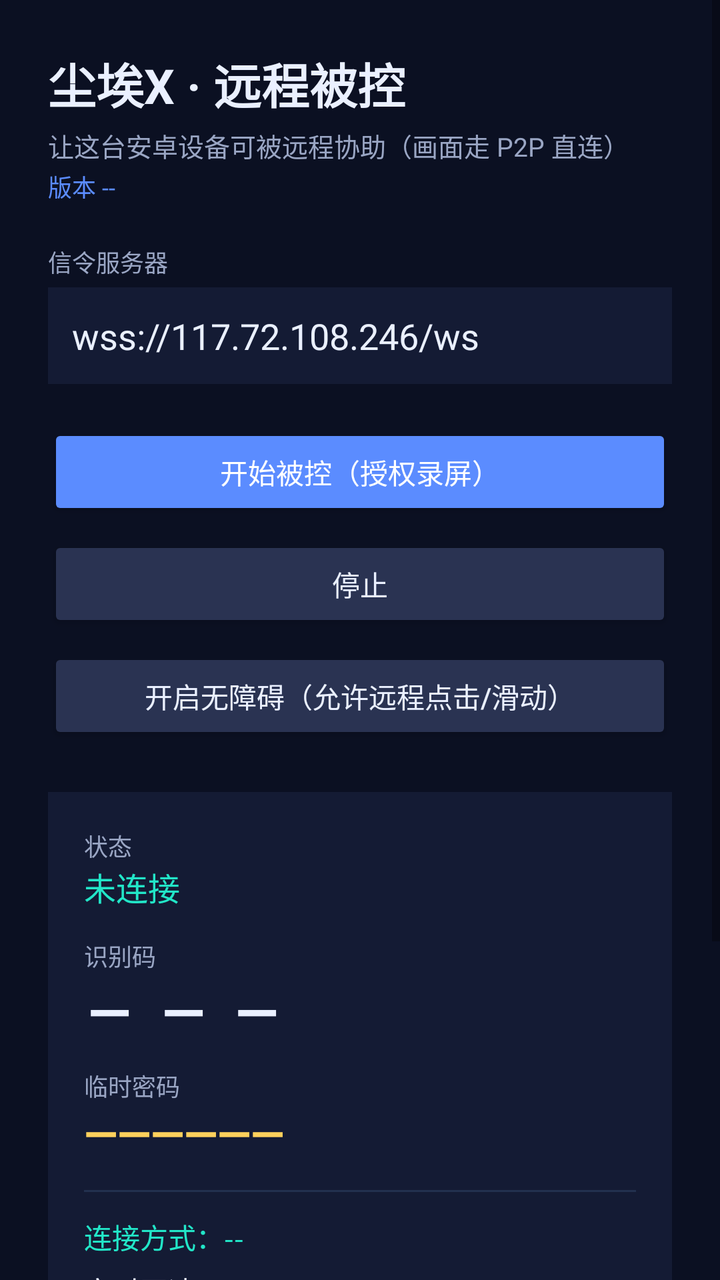
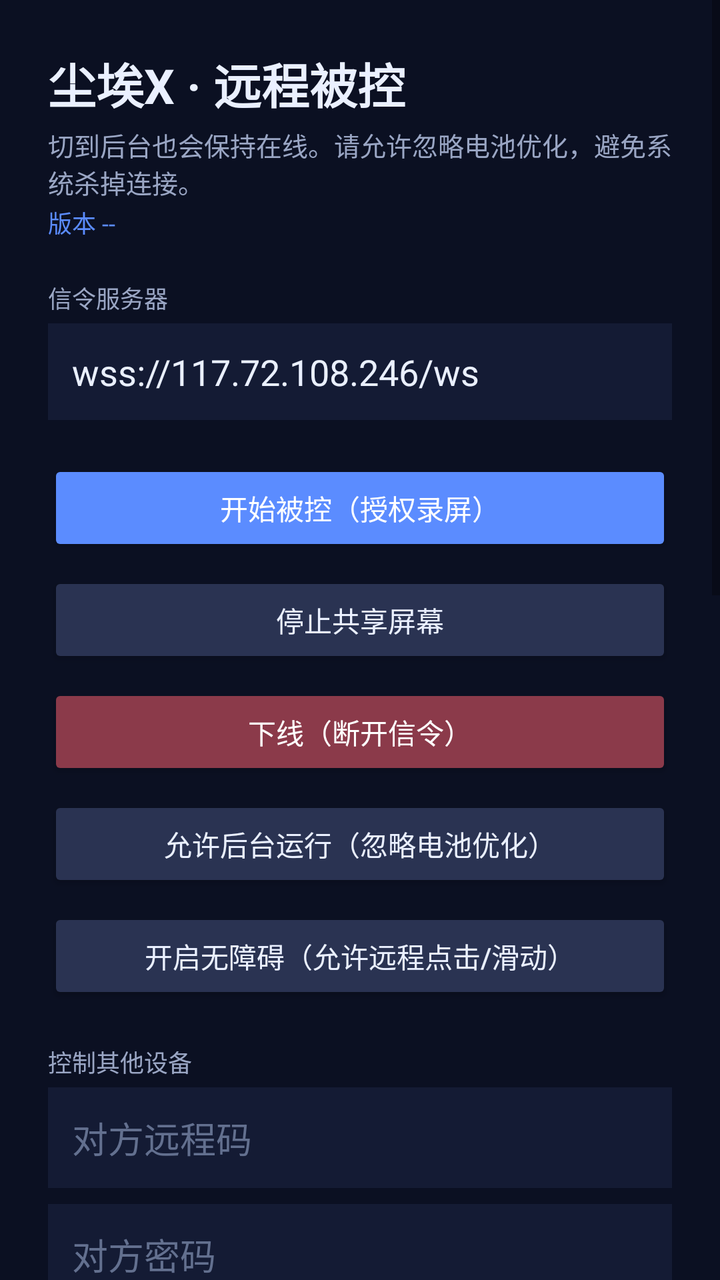

Screens rendered from an Android XML layout before and after an edit, with the pre-edit source and the edit as a unified diff.
<!-- AndroidManifest.xml: application theme Theme.AppCompat.DayNight.NoActionBar -->
<!-- res/layout/activity_main.xml -->
<?xml version="1.0" encoding="utf-8"?>
<ScrollView xmlns:android="http://schemas.android.com/apk/res/android"
    android:layout_width="match_parent"
    android:layout_height="match_parent"
    android:background="#0B1022">

    <LinearLayout
        android:layout_width="match_parent"
        android:layout_height="wrap_content"
        android:orientation="vertical"
        android:padding="24dp">

        <TextView
            android:layout_width="wrap_content"
            android:layout_height="wrap_content"
            android:text="尘埃X · 远程被控"
            android:textColor="#EAF0FF"
            android:textSize="24sp"
            android:textStyle="bold" />

        <TextView
            android:layout_width="wrap_content"
            android:layout_height="wrap_content"
            android:layout_marginTop="4dp"
            android:text="让这台安卓设备可被远程协助（画面走 P2P 直连）"
            android:textColor="#9AA6C4"
            android:textSize="13sp" />

        <TextView
            android:id="@+id/app_version"
            android:layout_width="wrap_content"
            android:layout_height="wrap_content"
            android:layout_marginTop="2dp"
            android:text="版本 --"
            android:textColor="#5B8CFF"
            android:textSize="12sp" />

        <TextView
            android:layout_width="match_parent"
            android:layout_height="wrap_content"
            android:layout_marginTop="20dp"
            android:text="信令服务器"
            android:textColor="#9AA6C4"
            android:textSize="12sp" />

        <EditText
            android:id="@+id/server_url"
            android:layout_width="match_parent"
            android:layout_height="wrap_content"
            android:layout_marginTop="4dp"
            android:background="#141B34"
            android:padding="12dp"
            android:text="wss://117.72.108.246/ws"
            android:textColor="#EAF0FF"
            android:textColorHint="#63708F"
            android:inputType="textUri" />

        <Button
            android:id="@+id/btn_start"
            android:layout_width="match_parent"
            android:layout_height="wrap_content"
            android:layout_marginTop="20dp"
            android:backgroundTint="#5B8CFF"
            android:text="开始被控（授权录屏）"
            android:textColor="#FFFFFF" />

        <Button
            android:id="@+id/btn_stop"
            android:layout_width="match_parent"
            android:layout_height="wrap_content"
            android:layout_marginTop="8dp"
            android:backgroundTint="#2A3352"
            android:text="停止"
            android:textColor="#EAF0FF" />

        <Button
            android:id="@+id/btn_accessibility"
            android:layout_width="match_parent"
            android:layout_height="wrap_content"
            android:layout_marginTop="8dp"
            android:backgroundTint="#2A3352"
            android:text="开启无障碍（允许远程点击/滑动）"
            android:textColor="#EAF0FF" />

        <LinearLayout
            android:layout_width="match_parent"
            android:layout_height="wrap_content"
            android:layout_marginTop="24dp"
            android:background="#141B34"
            android:orientation="vertical"
            android:padding="18dp">

            <TextView
                android:layout_width="wrap_content"
                android:layout_height="wrap_content"
                android:text="状态"
                android:textColor="#9AA6C4"
                android:textSize="12sp" />

            <TextView
                android:id="@+id/status"
                android:layout_width="wrap_content"
                android:layout_height="wrap_content"
                android:text="未连接"
                android:textColor="#22E6C8"
                android:textSize="16sp" />

            <TextView
                android:layout_width="wrap_content"
                android:layout_height="wrap_content"
                android:layout_marginTop="14dp"
                android:text="识别码"
                android:textColor="#9AA6C4"
                android:textSize="12sp" />

            <TextView
                android:id="@+id/device_id"
                android:layout_width="wrap_content"
                android:layout_height="wrap_content"
                android:text="— — —"
                android:textColor="#EAF0FF"
                android:textSize="28sp"
                android:textStyle="bold"
                android:letterSpacing="0.15" />

            <TextView
                android:layout_width="wrap_content"
                android:layout_height="wrap_content"
                android:layout_marginTop="10dp"
                android:text="临时密码"
                android:textColor="#9AA6C4"
                android:textSize="12sp" />

            <TextView
                android:id="@+id/password"
                android:layout_width="wrap_content"
                android:layout_height="wrap_content"
                android:text="——————"
                android:textColor="#FFD15C"
                android:textSize="22sp"
                android:textStyle="bold" />

            <View
                android:layout_width="match_parent"
                android:layout_height="1dp"
                android:layout_marginTop="14dp"
                android:background="#22314F" />

            <TextView android:id="@+id/stat_method"
                android:layout_width="wrap_content" android:layout_height="wrap_content"
                android:layout_marginTop="12dp" android:text="连接方式：--"
                android:textColor="#22E6C8" android:textSize="14sp" />
            <TextView android:id="@+id/stat_speed"
                android:layout_width="wrap_content" android:layout_height="wrap_content"
                android:layout_marginTop="6dp" android:text="实时网速：--"
                android:textColor="#EAF0FF" android:textSize="14sp" />
            <TextView android:id="@+id/stat_session"
                android:layout_width="wrap_content" android:layout_height="wrap_content"
                android:layout_marginTop="6dp" android:text="本次流量：0 B"
                android:textColor="#EAF0FF" android:textSize="14sp" />
            <TextView android:id="@+id/stat_total"
                android:layout_width="wrap_content" android:layout_height="wrap_content"
                android:layout_marginTop="6dp" android:text="历史流量：0 B"
                android:textColor="#EAF0FF" android:textSize="14sp" />
            <TextView android:id="@+id/stat_latency"
                android:layout_width="wrap_content" android:layout_height="wrap_content"
                android:layout_marginTop="6dp" android:text="延迟：-- ms"
                android:textColor="#FFD15C" android:textSize="14sp" />
            <TextView android:id="@+id/stat_access"
                android:layout_width="wrap_content" android:layout_height="wrap_content"
                android:layout_marginTop="6dp" android:text="远程操作(无障碍)：未开启"
                android:textColor="#FF6B8B" android:textSize="14sp" />

            <TextView
                android:layout_width="match_parent"
                android:layout_height="wrap_content"
                android:layout_marginTop="14dp"
                android:text="在电脑/手机浏览器打开控制端网页，输入以上识别码与密码即可远程控制本机。画面走 WebRTC 视频编码(H.264/VP8)，30fps，540p 自适应低延迟。"
                android:textColor="#63708F"
                android:textSize="12sp" />
        </LinearLayout>
    </LinearLayout>
</ScrollView>
<!-- resources referenced by this layout -->
<resources>

</resources>

<!-- the commit's change to res/layout/activity_main.xml (unified diff, before → after) -->
@@ -22,7 +22,7 @@
             android:layout_width="wrap_content"
             android:layout_height="wrap_content"
             android:layout_marginTop="4dp"
-            android:text="让这台安卓设备可被远程协助（画面走 P2P 直连）"
+            android:text="切到后台也会保持在线。请允许忽略电池优化，避免系统杀掉连接。"
             android:textColor="#9AA6C4"
             android:textSize="13sp" />
 
@@ -70,7 +70,25 @@
             android:layout_height="wrap_content"
             android:layout_marginTop="8dp"
             android:backgroundTint="#2A3352"
-            android:text="停止"
+            android:text="停止共享屏幕"
+            android:textColor="#EAF0FF" />
+
+        <Button
+            android:id="@+id/btn_offline"
+            android:layout_width="match_parent"
+            android:layout_height="wrap_content"
+            android:layout_marginTop="8dp"
+            android:backgroundTint="#8B3A4A"
+            android:text="下线（断开信令）"
+            android:textColor="#FFFFFF" />
+
+        <Button
+            android:id="@+id/btn_battery"
+            android:layout_width="match_parent"
+            android:layout_height="wrap_content"
+            android:layout_marginTop="8dp"
+            android:backgroundTint="#2A3352"
+            android:text="允许后台运行（忽略电池优化）"
             android:textColor="#EAF0FF" />
 
         <Button
@@ -81,6 +99,44 @@
             android:backgroundTint="#2A3352"
             android:text="开启无障碍（允许远程点击/滑动）"
             android:textColor="#EAF0FF" />
+
+        <TextView
+            android:layout_width="match_parent"
+            android:layout_height="wrap_content"
+            android:layout_marginTop="20dp"
+            android:text="控制其他设备"
+            android:textColor="#9AA6C4"
+            android:textSize="12sp" />
+        <EditText
+            android:id="@+id/remote_id"
+            android:layout_width="match_parent"
+            android:layout_height="wrap_content"
+            android:layout_marginTop="4dp"
+            android:background="#141B34"
+            android:hint="对方远程码"
+            android:inputType="number"
+            android:padding="12dp"
+            android:textColor="#EAF0FF"
+            android:textColorHint="#63708F" />
+        <EditText
+            android:id="@+id/remote_pass"
+            android:layout_width="match_parent"
+            android:layout_height="wrap_content"
+            android:layout_marginTop="8dp"
+            android:background="#141B34"
+            android:hint="对方密码"
+            android:inputType="textPassword"
+            android:padding="12dp"
+            android:textColor="#EAF0FF"
+            android:textColorHint="#63708F" />
+        <Button
+            android:id="@+id/btn_connect"
+            android:layout_width="match_parent"
+            android:layout_height="wrap_content"
+            android:layout_marginTop="8dp"
+            android:backgroundTint="#22E6C8"
+            android:text="连接对方"
+            android:textColor="#0B1022" />
 
         <LinearLayout
             android:layout_width="match_parent"
@@ -127,7 +183,7 @@
                 android:layout_width="wrap_content"
                 android:layout_height="wrap_content"
                 android:layout_marginTop="10dp"
-                android:text="临时密码"
+                android:text="连接密码（默认不自动刷新）"
                 android:textColor="#9AA6C4"
                 android:textSize="12sp" />
 
@@ -146,10 +202,36 @@
                 android:layout_marginTop="14dp"
                 android:background="#22314F" />
 
+            <Button
+                android:id="@+id/btn_refresh_pw"
+                android:layout_width="match_parent"
+                android:layout_height="wrap_content"
+                android:layout_marginTop="10dp"
+                android:backgroundTint="#2A3352"
+                android:text="手动刷新密码"
+                android:textColor="#EAF0FF" />
+            <Spinner
+                android:id="@+id/pw_refresh"
+                android:layout_width="match_parent"
+                android:layout_height="wrap_content"
+                android:layout_marginTop="8dp" />
+
             <TextView android:id="@+id/stat_method"
                 android:layout_width="wrap_content" android:layout_height="wrap_content"
                 android:layout_marginTop="12dp" android:text="连接方式：--"
                 android:textColor="#22E6C8" android:textSize="14sp" />
+            <TextView android:id="@+id/stat_peer"
+                android:layout_width="wrap_content" android:layout_height="wrap_content"
+                android:layout_marginTop="6dp" android:text="对方远程码：--"
+                android:textColor="#FFD15C" android:textSize="14sp" />
+            <TextView android:id="@+id/stat_codec"
+                android:layout_width="wrap_content" android:layout_height="wrap_content"
+                android:layout_marginTop="6dp" android:text="编解码：--"
+                android:textColor="#EAF0FF" android:textSize="14sp" />
+            <TextView android:id="@+id/stat_proto"
+                android:layout_width="wrap_content" android:layout_height="wrap_content"
+                android:layout_marginTop="6dp" android:text="传输：--"
+                android:textColor="#EAF0FF" android:textSize="14sp" />
             <TextView android:id="@+id/stat_speed"
                 android:layout_width="wrap_content" android:layout_height="wrap_content"
                 android:layout_marginTop="6dp" android:text="实时网速：--"
